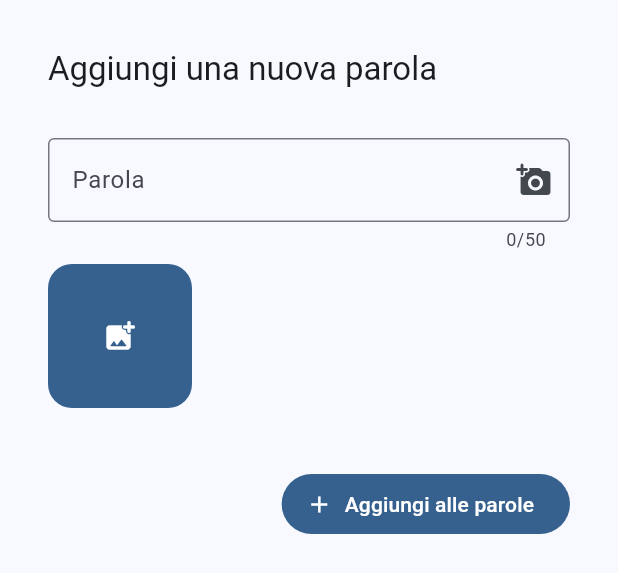
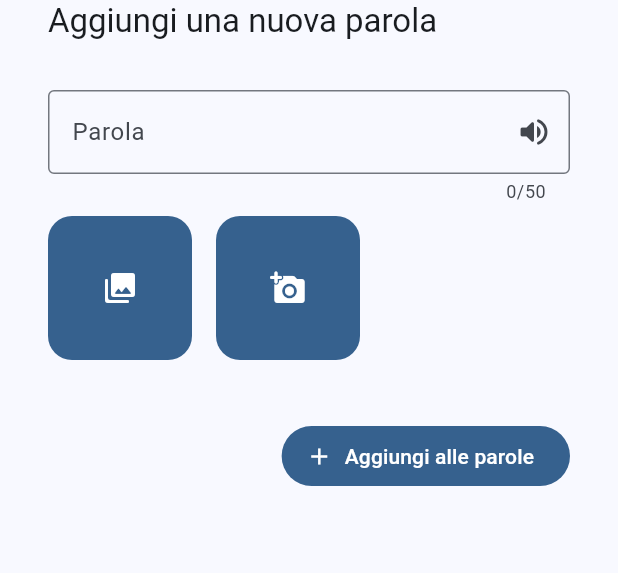
Before and after one commit to fabio-vokrri/aphasia, a Flutter app: the CustomBottomSheet widget shown alone on an empty page, opened directly, on a phone screen of 412 x 824 dp. Shown: the top 573 px of the screen. Run offline on Flutter 3.47's test engine with Material 3 defaults, Android fonts, the light colour scheme and no system bars; our stand-ins replace flutter_tts, image_picker, sqflite; accounts and stored records are empty.

Commit message:
added local database for word images

```diff
--- a/lib/model/word.dart
+++ b/lib/model/word.dart
@@ -1,19 +1,23 @@
-import 'dart:collection';
-import 'dart:io';
+import 'dart:typed_data';
 
 class Word {
   final String _content;
   bool _isFavourite;
-  final List<File> _images = [];
+  Uint8List? _image;
 
-  Word(String content, {bool isFavourite = false})
-      : _content = content,
-        _isFavourite = isFavourite;
+  Word(
+    String content, {
+    bool isFavourite = false,
+    Uint8List? image,
+  })  : _content = content,
+        _isFavourite = isFavourite,
+        _image = image;
 
   Map<String, dynamic> toMap() {
     return {
       "id": _content,
       "isFavourite": _isFavourite ? 1 : 0,
+      "image": _image,
     };
   }
 
@@ -21,22 +25,16 @@ class Word {
     return Word(
       map["id"],
       isFavourite: map["isFavourite"] == 1,
+      image: map["image"],
     );
   }
 
   String get getContent => _content;
   String get getId => _content;
   bool get isFavourite => _isFavourite;
-  UnmodifiableListView<File> get getImages {
-    return UnmodifiableListView(_images);
-  }
 
-  void addImage(File image) {
-    _images.add(image);
-  }
-
-  void addAllImages(List<File> images) {
-    _images.addAll(images);
+  Uint8List? get getImage {
+    return _image;
   }
 
   void toggleFavourite() {
--- a/lib/view/components/bottom_sheet.dart
+++ b/lib/view/components/bottom_sheet.dart
@@ -1,8 +1,8 @@
-import 'dart:io';
-
 import 'package:aphasia/extensions/capitalize.dart';
 import 'package:aphasia/model/word.dart';
+import 'package:aphasia/providers/tts_provider.dart';
 import 'package:aphasia/providers/word_provider.dart';
+import 'package:aphasia/view/components/image_loader_card.dart';
 import 'package:flutter/material.dart';
 import 'package:flutter/services.dart';
 import 'package:image_picker/image_picker.dart';
@@ -20,14 +20,14 @@ class _CustomBottomSheetState extends State<CustomBottomSheet> {
   final _wordController = TextEditingController();
   final _focusNode = FocusNode();
 
-  final List<File> _images = [];
+  Uint8List? _image;
 
   /// picks an image from the given `source`.
   Future<void> pickImageFrom(ImageSource source) async {
     try {
       final image = await ImagePicker().pickImage(source: source);
       if (image == null) return;
-      _images.add(File(image.path));
+      _image = await image.readAsBytes();
       setState(() {});
     } on PlatformException catch (e) {
       debugPrint(e.message);
@@ -43,18 +43,21 @@ class _CustomBottomSheetState extends State<CustomBottomSheet> {
   @override
   Widget build(BuildContext context) {
     final provider = Provider.of<WordProvider>(context);
+    final tts = Provider.of<TTSProvider>(context).getTTSService;
+    final theme = Theme.of(context);
 
     return Padding(
-      padding: const EdgeInsets.all(32.0).add(
-        EdgeInsets.only(bottom: MediaQuery.of(context).viewInsets.bottom),
-      ),
+      padding: const EdgeInsets.symmetric(horizontal: 32.0) +
+          EdgeInsets.only(
+            bottom: MediaQuery.of(context).viewInsets.bottom + 32,
+          ),
       child: Column(
         mainAxisSize: MainAxisSize.min,
         crossAxisAlignment: CrossAxisAlignment.start,
         children: [
           Text(
             "Aggiungi una nuova parola",
-            style: Theme.of(context).textTheme.titleLarge,
+            style: theme.textTheme.titleLarge,
           ),
           const SizedBox(height: 32.0),
           Form(
@@ -73,53 +76,30 @@ class _CustomBottomSheetState extends State<CustomBottomSheet> {
                 border: const OutlineInputBorder(),
                 label: const Text("Parola"),
                 suffixIcon: IconButton(
-                  onPressed: () => pickImageFrom(ImageSource.camera),
-                  icon: const Icon(Icons.add_a_photo_rounded),
+                  onPressed: _wordController.text.isEmpty
+                      ? () {}
+                      : () => tts.speak(_wordController.text),
+                  icon: const Icon(Icons.volume_up_rounded),
+                  tooltip: "Riproduci parola",
                 ),
               ),
             ),
           ),
-          SingleChildScrollView(
-            scrollDirection: Axis.horizontal,
-            child: Row(
-              children: [
-                GestureDetector(
-                  onTap: () => pickImageFrom(ImageSource.gallery),
-                  child: Container(
-                    height: 96,
-                    width: 96,
-                    margin: const EdgeInsets.symmetric(vertical: 8),
-                    decoration: BoxDecoration(
-                      borderRadius: BorderRadius.circular(16.0),
-                      color: Theme.of(context).colorScheme.primary,
+          Row(
+            mainAxisAlignment: MainAxisAlignment.start,
+            children: _image == null
+                ? [
+                    ImageLoaderCard(
+                      onTap: () => pickImageFrom(ImageSource.gallery),
+                      icon: Icons.collections_rounded,
                     ),
-                    child: const Center(
-                      child: Icon(
-                        Icons.add_photo_alternate_rounded,
-                        color: Colors.white,
-                      ),
-                    ),
-                  ),
-                ),
-                const SizedBox(width: 8),
-                ..._images.map(
-                  (File imageFile) {
-                    return Container(
-                      height: 96,
-                      width: 96,
-                      margin: const EdgeInsets.all(8),
-                      decoration: BoxDecoration(
-                        borderRadius: BorderRadius.circular(16.0),
-                        image: DecorationImage(
-                          image: FileImage(imageFile),
-                          fit: BoxFit.cover,
-                        ),
-                      ),
-                    );
-                  },
-                ).toList(),
-              ],
-            ),
+                    const SizedBox(width: 16),
+                    ImageLoaderCard(
+                      onTap: () => pickImageFrom(ImageSource.camera),
+                      icon: Icons.add_a_photo_rounded,
+                    )
+                  ]
+                : [ImageLoaderCard(imageBytes: _image)],
           ),
           const SizedBox(height: 32.0),
           Align(
@@ -133,8 +113,10 @@ class _CustomBottomSheetState extends State<CustomBottomSheet> {
                 }
 
                 // creates a new word with the given content and adds all the corresponding images
-                final newWord = Word(_wordController.text.capitalized)
-                  ..addAllImages(_images);
+                final newWord = Word(
+                  _wordController.text.capitalized,
+                  image: _image,
+                );
 
                 provider.add(newWord);
                 Navigator.pop(context);
--- /dev/null
+++ b/lib/view/components/image_loader_card.dart
@@ -0,0 +1,48 @@
+import 'dart:typed_data';
+
+import 'package:flutter/material.dart';
+
+class ImageLoaderCard extends StatelessWidget {
+  const ImageLoaderCard({
+    super.key,
+    this.onTap,
+    this.imageBytes,
+    this.icon,
+    this.content,
+  });
+
+  final void Function()? onTap;
+  final IconData? icon;
+  final String? content;
+  final Uint8List? imageBytes;
+
+  @override
+  Widget build(BuildContext context) {
+    final theme = Theme.of(context);
+
+    return GestureDetector(
+      onTap: onTap,
+      child: Container(
+        height: 96,
+        width: 96,
+        margin: const EdgeInsets.symmetric(vertical: 8),
+        decoration: BoxDecoration(
+          borderRadius: BorderRadius.circular(16.0),
+          color: theme.colorScheme.primary,
+          image: imageBytes != null
+              ? DecorationImage(
+                  image: MemoryImage(imageBytes!), fit: BoxFit.cover)
+              : null,
+        ),
+        child: icon != null
+            ? Center(
+                child: Icon(
+                  icon,
+                  color: theme.colorScheme.onPrimary,
+                ),
+              )
+            : null,
+      ),
+    );
+  }
+}
--- a/pubspec.yaml
+++ b/pubspec.yaml
@@ -59,8 +59,8 @@ flutter:
   uses-material-design: true
 
   # To add assets to your application, add an assets section, like this:
-  # assets:
-  #   - assets/welcome.jpg
+  assets:
+    - assets/welcome_image.jpg
   #   - images/a_dot_ham.jpeg
 
   # An image asset can refer to one or more resolution-specific "variants", see
```
Also changed, not shown: lib/db/words_db.dart (+15 -3 lines), lib/view/components/already_added_dialog.dart (deleted, +0 -22 lines), lib/view/components/word_card.dart (+15 -15 lines), assets/welcome_image.jpg (added).
